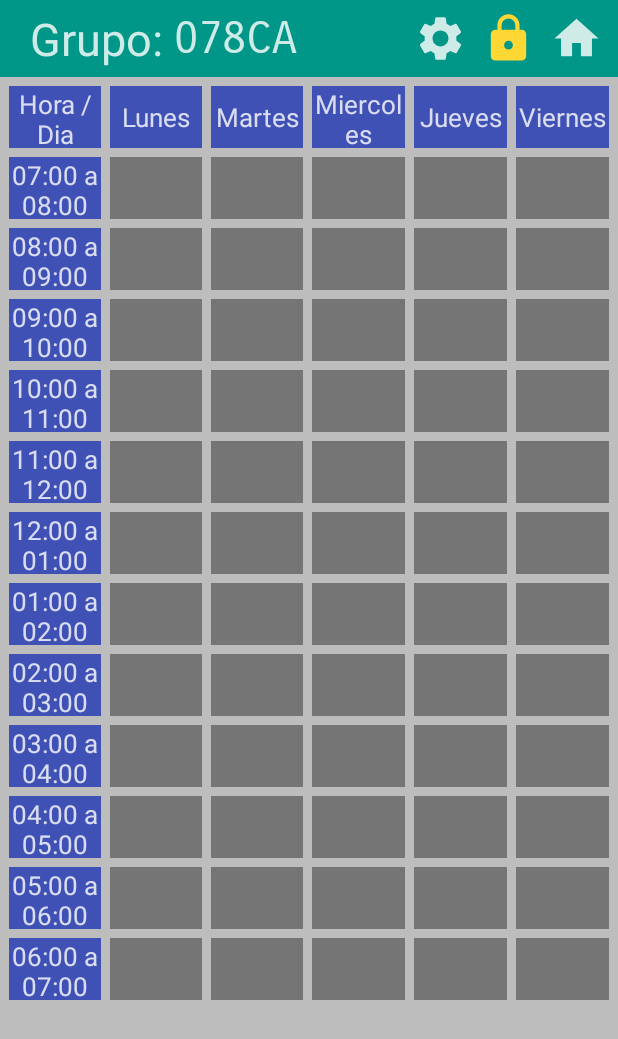
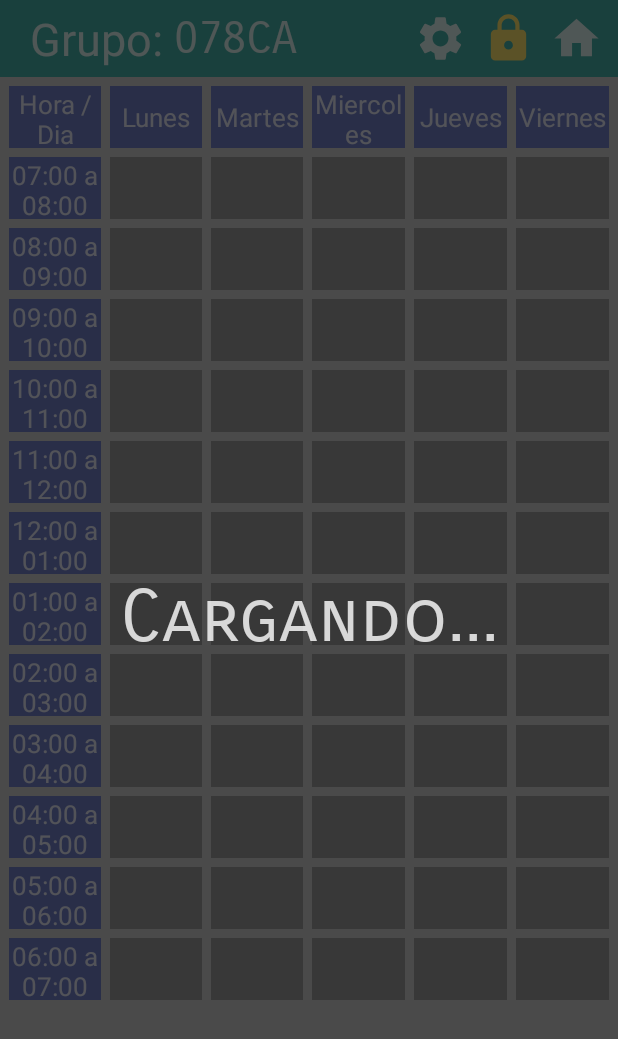
Before and after one commit to Elico1905/V1_Horario, an Android app: the layout activity_main.xml on its own in the app's theme, with its tools: preview values and no code run, on a phone screen of 412 x 824 dp. Shown: the top 1039 px of the screen. Run offline under Robolectric (Android 15) with nearby library versions, the phone set to English and light mode, and no system bars.

Commit message:
initial commit

```diff
--- a/app/src/main/java/com/example/horario/Home.kt
+++ b/app/src/main/java/com/example/horario/Home.kt
@@ -226,4 +226,8 @@ class Home : AppCompatActivity() {
         window.statusBarColor = ContextCompat.getColor(applicationContext, R.color.colorPrimaryVariant)
     }
 
+    private fun eliminar(){
+        bd.collection("users")
+                .document("elico1904@gmail.com").delete()
+    }
 }
--- a/app/src/main/java/com/example/horario/MainActivity.kt
+++ b/app/src/main/java/com/example/horario/MainActivity.kt
@@ -41,7 +41,7 @@ class MainActivity : AppCompatActivity() {
         super.onCreate(savedInstanceState)
         requestedOrientation = ActivityInfo.SCREEN_ORIENTATION_LANDSCAPE
         setContentView(R.layout.activity_main)
-
+        pintar()
 
         val objintent: Intent = intent
         var grupo: String? = objintent.getStringExtra("grupo")
@@ -50,6 +50,9 @@ class MainActivity : AppCompatActivity() {
 
         cargarMaterias(getCorreo(), GRUPO)
         cargarMateriasPosition(getCorreo(), GRUPO)
+
+        despintar()
+        main_cargando.visibility = View.GONE
 
         val prefs = getSharedPreferences(getString(R.string.prefs_file_data_user), Context.MODE_PRIVATE).edit()
         prefs.putBoolean("estado", true)
@@ -458,14 +461,7 @@ class MainActivity : AppCompatActivity() {
                 .whereEqualTo("correo", "${correo}")
                 .whereEqualTo("grupo", "${grupo}")
                 .get().addOnSuccessListener { result ->
-
                     for (document in result) {
-                        /*materias.add(materiaObj(
-                                "${document.getString("materia").toString()}",
-                                "${document.getString("color").toString()}"
-                        ))*/
-                        //println("-----------")
-                        //println("-----------")
                         colocarData(
                                 document.getString("idCaja").toString(),
                                 document.getString("color").toString(),
--- a/app/src/main/res/layout/activity_main.xml
+++ b/app/src/main/res/layout/activity_main.xml
@@ -1901,29 +1901,9 @@
                         android:textAlignment="center"
                         android:textSize="30dp" />
 
-                    <TextView
-                        android:layout_width="match_parent"
-                        android:layout_height="2dp"
-                        android:layout_marginStart="10dp"
-                        android:layout_marginTop="10dp"
-                        android:layout_marginEnd="10dp"
-                        android:background="@color/colorPrimary" />
-
-
-                    <TextView
-                        android:layout_width="match_parent"
-                        android:layout_height="wrap_content"
-                        android:layout_marginTop="10dp"
-                        android:fontFamily="sans-serif-smallcaps"
-                        android:paddingTop="10dp"
-                        android:text="Rango de horas"
-                        android:textAlignment="center"
-                        android:textSize="30dp" />
-
-
                     <Space
                         android:layout_width="wrap_content"
-                        android:layout_height="20dp" />
+                        android:layout_height="15dp" />
 
                 </LinearLayout>
             </ScrollView>
@@ -2199,4 +2179,22 @@
 
     </RelativeLayout>
 
+    <RelativeLayout
+        android:id="@+id/main_cargando"
+        android:layout_width="match_parent"
+        android:layout_height="match_parent"
+        android:gravity="center"
+        android:background="@color/oculto"
+        android:clickable="true">
+
+        <TextView
+            android:layout_width="match_parent"
+            android:layout_height="wrap_content"
+            android:text="Cargando..."
+            android:textAlignment="center"
+            android:textColor="@color/Blanco_Letras"
+            android:textSize="48dp"
+            android:fontFamily="sans-serif-smallcaps"/>
+    </RelativeLayout>
+
 </androidx.constraintlayout.widget.ConstraintLayout>
```
